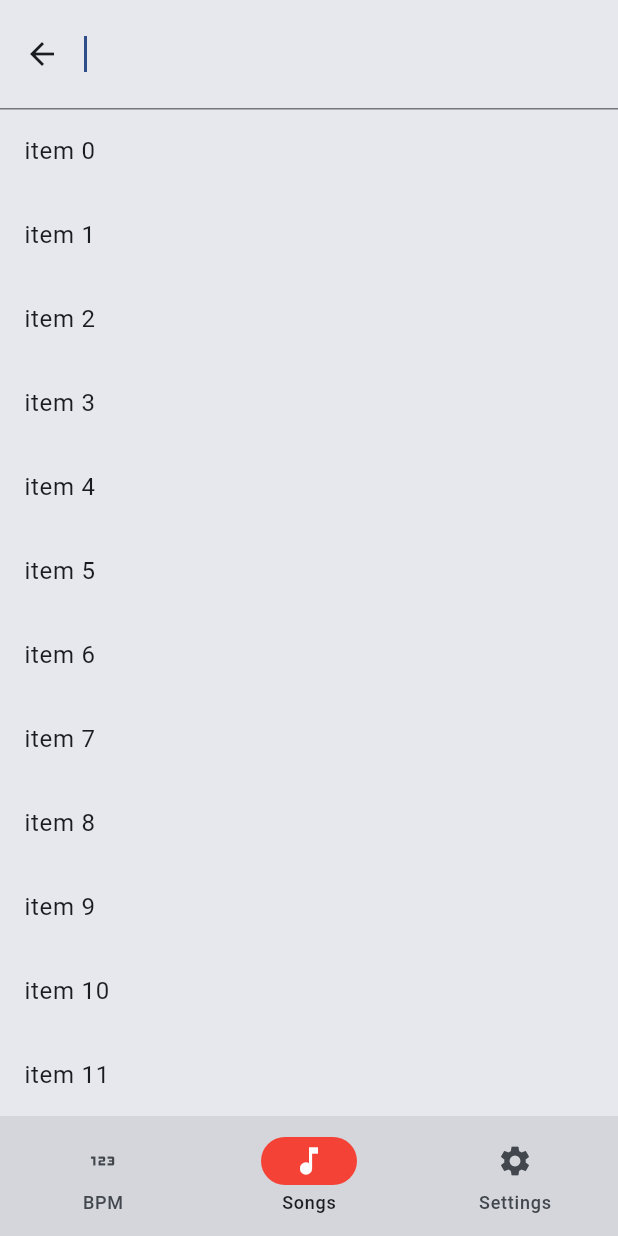
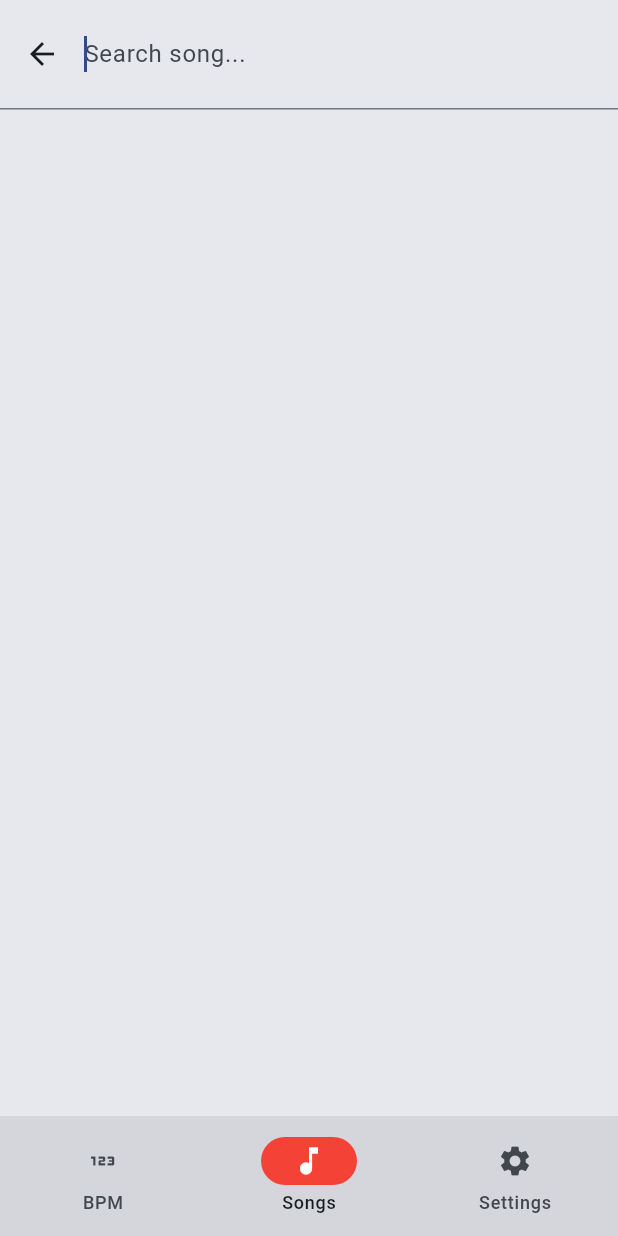
Before and after one commit to sh1ggy/ddr-md, a Flutter app: the screen it shows after launch, item 2 of the bottom bar chosen, after a tap on "Search song...", on a phone screen of 412 x 824 dp. Run offline on Flutter 3.47's test engine with Material 3 defaults, Android fonts, the phone set to English and light mode, and no system bars; our stand-ins replace fl_chart, shared_preferences.

Commit message:
Functional song search

```diff
--- a/lib/components/song/song_chart.dart
+++ b/lib/components/song/song_chart.dart
@@ -5,10 +5,8 @@ library;
 
 import 'package:ddr_md/components/song/song_details.dart';
 import 'package:ddr_md/components/song_json.dart';
-import 'package:ddr_md/models/song_model.dart';
 import 'package:fl_chart/fl_chart.dart';
 import 'package:flutter/material.dart';
-import 'package:provider/provider.dart';
 
 class SongChart extends StatefulWidget {
   const SongChart({
@@ -41,7 +39,6 @@ class SongChartState extends State<SongChart> {
 
   @override
   Widget build(BuildContext context) {
-    var songState = context.watch<SongState>();
     Color bpmLineColor = Colors.redAccent.shade100;
     MaterialAccentColor stopLineColor = Colors.lightBlueAccent;
     List<LineChartBarData> lineChartBarData = [
--- a/lib/components/songlist/songlist_item.dart
+++ b/lib/components/songlist/songlist_item.dart
@@ -13,7 +13,6 @@ class SongListItem extends StatelessWidget {
     var songState = context.watch<SongState>();
     return ListTile(
       visualDensity: VisualDensity.adaptivePlatformDensity,
-      isThreeLine: true,
       leading: Image(
         image: AssetImage('assets/jackets-lowres/${songInfo.name}-jacket.png'),
       ),
--- a/lib/components/songlist/songlist_page.dart
+++ b/lib/components/songlist/songlist_page.dart
@@ -49,6 +49,30 @@ class _SonglistPageState extends State<SonglistPage> {
     return difficulties;
   }
 
+  final List<SongListItem> _searchResultWidgets = [];
+
+  void getMatch(String value) {
+    setState(() {
+      value = value.toLowerCase().trim();
+      if (value == "") {
+        print(_searchResultWidgets.isEmpty);
+        _searchResultWidgets.clear();
+        return;
+      }
+
+      _searchResultWidgets.clear();
+      List<SongInfo> filteredSongList = Songs.list
+          .where((SongInfo song) =>
+              song.title.toLowerCase().contains(value) ||
+              song.titletranslit.toLowerCase().contains(value))
+          .toList();
+      for (SongInfo song in filteredSongList) {
+        _searchResultWidgets.add(SongListItem(songInfo: song));
+      }
+      return;
+    });
+  }
+
   @override
   void initState() {
     super.initState();
@@ -76,62 +100,23 @@ class _SonglistPageState extends State<SonglistPage> {
               iconTheme: const IconThemeData(color: Colors.blueGrey),
             ),
             body: CustomScrollView(
-              slivers: <Widget>[
-                SliverAppBar(
-                  floating: true,
-                  backgroundColor: Colors.transparent,
-                  flexibleSpace: SearchAnchor(
-                      isFullScreen: true,
-                      builder:
-                          (BuildContext context, SearchController controller) {
-                        return SearchBar(
-                          controller: controller,
-                          onTap: () {
-                            controller.openView();
-                          },
-                          onChanged: (_) {
-                            controller.openView();
-                          },
-                          hintText: "Search song...",
-                          constraints: const BoxConstraints(
-                              minWidth: 360.0,
-                              maxWidth: 800.0,
-                              minHeight: 56.0),
-                          shape: MaterialStateProperty.all(
-                              const RoundedRectangleBorder(
-                            borderRadius: BorderRadius.zero,
-                          )),
-                          padding: MaterialStateProperty.all(
-                            const EdgeInsets.symmetric(
-                                vertical: 5.0, horizontal: 20.0),
+              slivers: <Widget>[songSearchBar(), songList()],
             ),
-                          leading: const Icon(Icons.search),
+          ),
         );
-                      },
-                      suggestionsBuilder:
-                          (BuildContext context, SearchController controller) {
-                        return List<ListTile>.generate(1000, (int index) {
-                          final String item = 'item $index';
-                          return ListTile(
-                            title: Text(item),
-                            onTap: () {
-                              setState(() {
-                                controller.closeView(item);
-                              });
-                            },
+      }),
     );
-                        });
-                      }),
-                ),
-                SliverList(
+  }
+
+  SliverList songList() {
+    return SliverList(
         delegate: SliverChildListDelegate([
       FutureBuilder(
         future: _songItemsPromise,
         builder: (context, snapshot) {
           List<Widget> children;
           if (snapshot.hasData) {
-                        children = snapshot.data!
-                            .map<ListTile>((Difficulty difficulty) {
+            children = snapshot.data!.map<ListTile>((Difficulty difficulty) {
               return ListTile(
                 title: RichText(
                   text: TextSpan(
@@ -140,8 +125,7 @@ class _SonglistPageState extends State<SonglistPage> {
                         fontWeight: FontWeight.bold, fontSize: 18),
                     children: <TextSpan>[
                       TextSpan(
-                                      text:
-                                          '${difficulty.songList.length} songs',
+                          text: '${difficulty.songList.length} songs',
                           style: TextStyle(
                               fontWeight: FontWeight.normal,
                               fontSize: 16,
@@ -150,10 +134,8 @@ class _SonglistPageState extends State<SonglistPage> {
                   ),
                 ),
                 trailing: const Icon(Icons.chevron_right),
-                            onTap: () => {
-                              Navigator.push(
-                                  context, difficultyList(difficulty))
-                            },
+                onTap: () =>
+                    {Navigator.push(context, difficultyList(difficulty))},
               );
             }).toList();
           } else {
@@ -167,11 +149,43 @@ class _SonglistPageState extends State<SonglistPage> {
           );
         },
       ),
-                ]))
-              ],
+    ]));
+  }
+
+  SliverAppBar songSearchBar() {
+    return SliverAppBar(
+      floating: true,
+      backgroundColor: Colors.transparent,
+      flexibleSpace: SearchAnchor(
+          isFullScreen: true,
+          viewOnChanged: (value) => getMatch(value),
+          viewHintText: "Search song...",
+          builder: (BuildContext context, SearchController controller) {
+            return SearchBar(
+              controller: controller,
+              onTap: () {
+                controller.openView();
+              },
+              onChanged: (_) {
+                controller.openView();
+              },
+              hintText: "Search song...",
+              constraints: const BoxConstraints(
+                  minWidth: 360.0, maxWidth: 800.0, minHeight: 56.0),
+              shape: MaterialStateProperty.all(const RoundedRectangleBorder(
+                borderRadius: BorderRadius.zero,
+              )),
+              padding: MaterialStateProperty.all(
+                const EdgeInsets.symmetric(vertical: 5.0, horizontal: 20.0),
               ),
-          ),
+              leading: const Icon(Icons.search),
             );
+          },
+          suggestionsBuilder:
+              (BuildContext context, SearchController controller) {
+            if (_searchResultWidgets.isEmpty || controller.text == "")
+              return List.empty();
+            return _searchResultWidgets;
           }),
     );
   }
```
Lines whose indentation alone changed are shown as unchanged.
